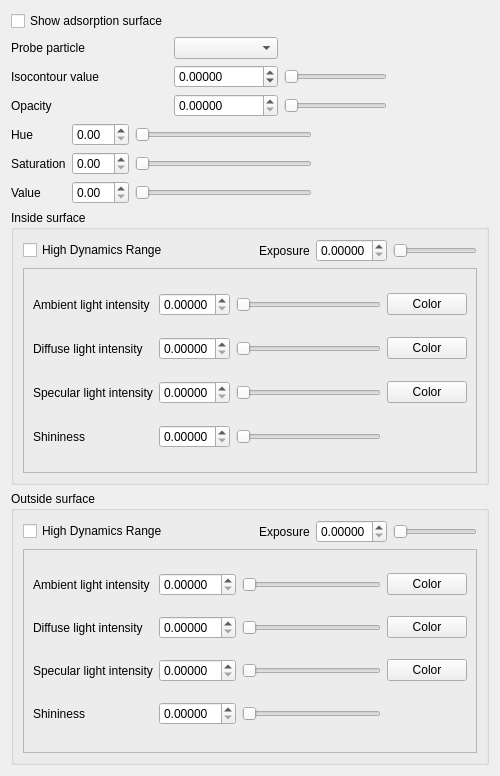
Qt form iraspa/iraspagui/appearanceadsorptionsurfaceform.ui (iRASPA/iRASPA-QT) before a commit.
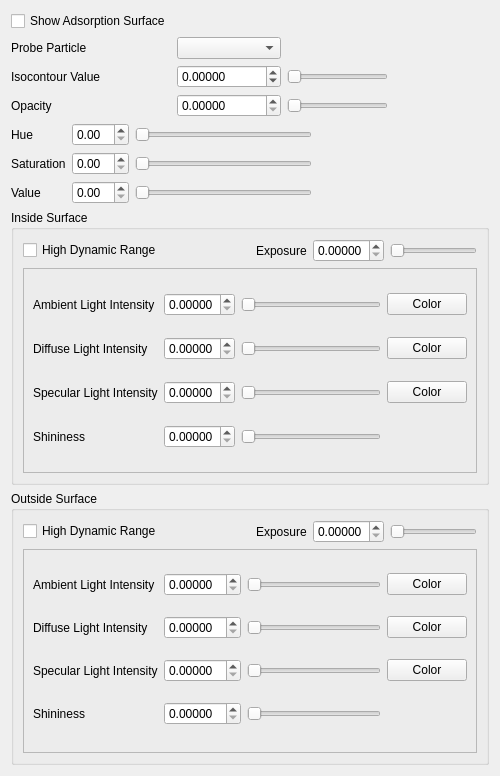
The same form after that commit. Custom widgets are drawn as their Qt base class.

What changed in the file:
```diff
--- a/iraspa/iraspagui/appearanceadsorptionsurfaceform.ui
+++ b/iraspa/iraspagui/appearanceadsorptionsurfaceform.ui
@@ -34,7 +34,7 @@
        <item row="0" column="0">
         <widget class="QCheckBox" name="adsorptionSurfaceCheckBox">
          <property name="text">
-          <string>Show adsorption surface</string>
+          <string>Show Adsorption Surface</string>
          </property>
         </widget>
        </item>
@@ -48,14 +48,14 @@
        <item row="2" column="0">
         <widget class="QLabel" name="label">
          <property name="text">
-          <string>Isocontour value</string>
+          <string>Isocontour Value</string>
          </property>
         </widget>
        </item>
        <item row="1" column="0">
         <widget class="QLabel" name="label_24">
          <property name="text">
-          <string>Probe particle</string>
+          <string>Probe Particle</string>
          </property>
         </widget>
        </item>
@@ -279,7 +279,7 @@
      <item>
       <widget class="QGroupBox" name="groupBox">
        <property name="title">
-        <string>Inside surface</string>
+        <string>Inside Surface</string>
        </property>
        <layout class="QVBoxLayout" name="verticalLayout_4">
         <item>
@@ -287,7 +287,7 @@
           <item>
            <widget class="QCheckBox" name="insideHighDynamicRangecheckBox">
             <property name="text">
-             <string>High Dynamics Range</string>
+             <string>High Dynamic Range</string>
             </property>
            </widget>
           </item>
@@ -383,7 +383,7 @@
            <item row="2" column="0">
             <widget class="QLabel" name="label_14">
              <property name="text">
-              <string>Specular light intensity</string>
+              <string>Specular Light Intensity</string>
              </property>
             </widget>
            </item>
@@ -397,14 +397,14 @@
            <item row="1" column="0">
             <widget class="QLabel" name="label_13">
              <property name="text">
-              <string>Diffuse light intensity</string>
+              <string>Diffuse Light Intensity</string>
              </property>
             </widget>
            </item>
            <item row="0" column="0">
             <widget class="QLabel" name="label_12">
              <property name="text">
-              <string>Ambient light intensity</string>
+              <string>Ambient Light Intensity</string>
              </property>
             </widget>
            </item>
@@ -499,7 +499,7 @@
      <item>
       <widget class="QGroupBox" name="groupBox_2">
        <property name="title">
-        <string>Outside surface</string>
+        <string>Outside Surface</string>
        </property>
        <layout class="QVBoxLayout" name="verticalLayout_5">
         <item>
@@ -507,7 +507,7 @@
           <item>
            <widget class="QCheckBox" name="outsideHighDynamicRangecheckBox">
             <property name="text">
-             <string>High Dynamics Range</string>
+             <string>High Dynamic Range</string>
             </property>
            </widget>
           </item>
@@ -603,7 +603,7 @@
            <item row="2" column="0">
             <widget class="QLabel" name="label_17">
              <property name="text">
-              <string>Specular light intensity</string>
+              <string>Specular Light Intensity</string>
              </property>
             </widget>
            </item>
@@ -617,14 +617,14 @@
            <item row="1" column="0">
             <widget class="QLabel" name="label_18">
              <property name="text">
-              <string>Diffuse light intensity</string>
+              <string>Diffuse Light Intensity</string>
              </property>
             </widget>
            </item>
            <item row="0" column="0">
             <widget class="QLabel" name="label_19">
              <property name="text">
-              <string>Ambient light intensity</string>
+              <string>Ambient Light Intensity</string>
              </property>
             </widget>
            </item>
```
